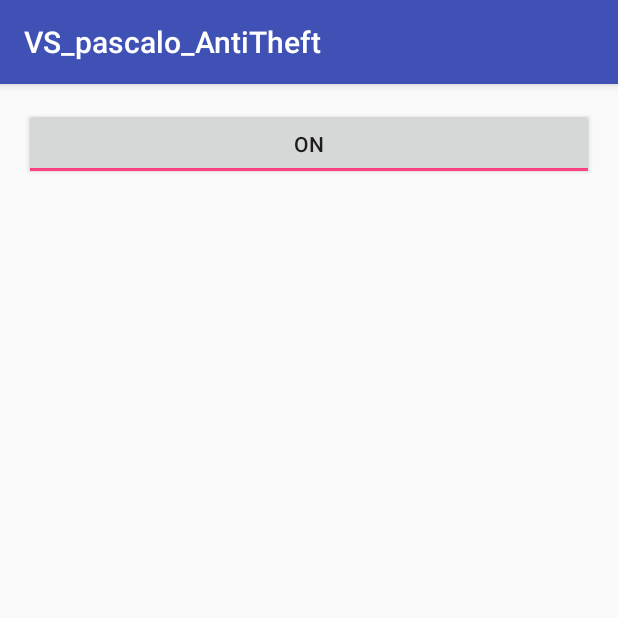
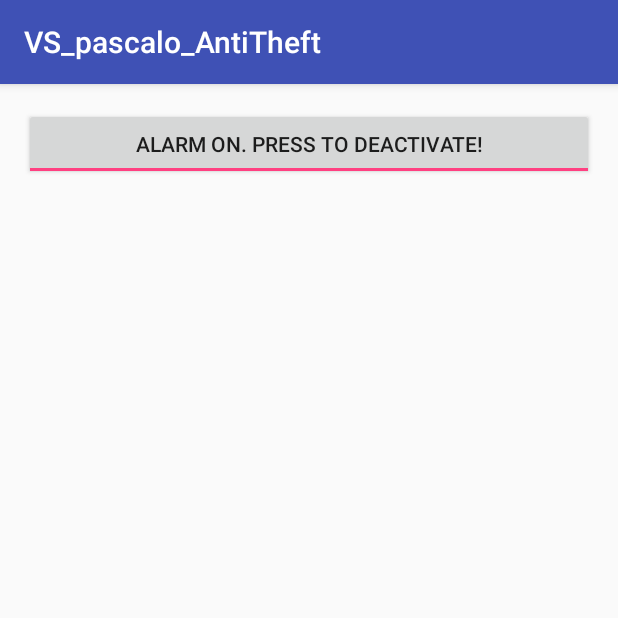
Before and after one commit to oberholzerp/VS_pascalo_AntiTheft, an Android app: the screen it shows after launch (MainActivity), after a tap on "ALARM OFF. PRESS TO ACTIVATE!", on a phone screen of 412 x 824 dp, the top half of it. Run offline under Robolectric (Android 15) with nearby library versions, the phone set to English and light mode, and no system bars.

Commit message:
added AntiTheftService implemented ToggleButton

```diff
--- a/app/src/main/AndroidManifest.xml
+++ b/app/src/main/AndroidManifest.xml
@@ -15,6 +15,10 @@
                 <category android:name="android.intent.category.LAUNCHER" />
             </intent-filter>
         </activity>
+
+        <service
+            android:name=".AntiTheftService"
+            android:exported="false"></service>
     </application>
 
 </manifest>
--- a/app/src/main/java/ch/ethz/inf/vs/a1/pascalo/antitheft/vs_pascalo_antitheft/MainActivity.java
+++ b/app/src/main/java/ch/ethz/inf/vs/a1/pascalo/antitheft/vs_pascalo_antitheft/MainActivity.java
@@ -15,17 +15,17 @@ public class MainActivity extends AppCompatActivity implements View.OnClickListe
         setContentView(R.layout.activity_main);
 
 
-        ToggleButton tbActivate = (ToggleButton) findViewById(R.id.toggleButton1);
+        ToggleButton tbActivate = (ToggleButton) findViewById(R.id.toggleButton);
         tbActivate.setOnClickListener(this);
+        tbActivate.setTextOff("Alarm off. Press to activate!");
+        tbActivate.setTextOn("Alarm on. Press to deactivate!");
     }
 
+    @Override
     public void onClick(View v){
 
     }
 
-    public void onClickTest(View v){
-        ((Button) v).setText(R.string.btn_alarm_on);
-    }
 
     public void onClickToggle(View v){
         ToggleButton tb = (ToggleButton) v;
@@ -41,7 +41,7 @@ public class MainActivity extends AppCompatActivity implements View.OnClickListe
     protected void onResume() {
         super.onResume();
 
-        ToggleButton tb = (ToggleButton) findViewById(R.id.toggleButton1);
+        ToggleButton tb = (ToggleButton) findViewById(R.id.toggleButton);
         if (tb.isChecked()) {
             tb.setText(R.string.btn_alarm_on);
         } else {
--- a/app/src/main/res/layout/activity_main.xml
+++ b/app/src/main/res/layout/activity_main.xml
@@ -16,7 +16,7 @@
         android:layout_width="wrap_content"
         android:layout_height="wrap_content"
         android:layout_alignParentStart="true"
-        android:id="@+id/toggleButton1"
+        android:id="@+id/toggleButton"
         android:layout_alignParentEnd="true" />
 
 
```
Also changed, not shown: app/src/main/java/ch/ethz/inf/vs/a1/pascalo/antitheft/vs_pascalo_antitheft/AntiTheftService.java (added, +91 -0 lines).
